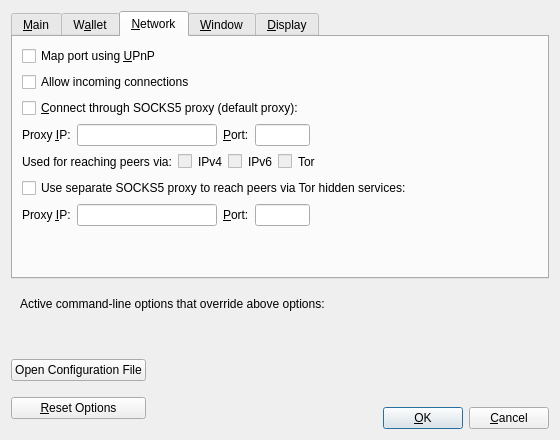
The window that src/qt/forms/optionsdialog.ui (peacemakers109/KoloCryptoCoin) describes before a commit, drawn with Qt 5.
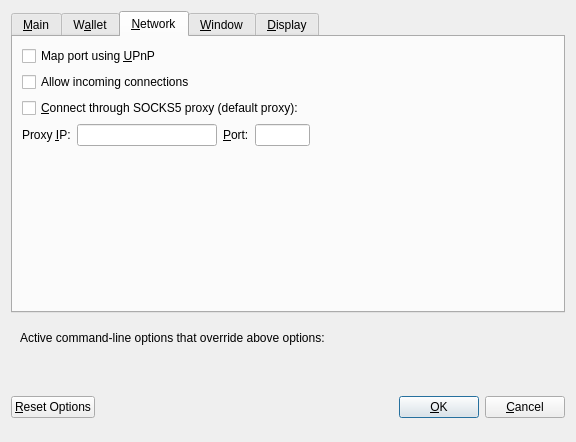
The same window after the commit. The open tabs and pages were chosen to show the change. Custom widgets are drawn as their Qt base class.

```diff
--- a/src/qt/forms/optionsdialog.ui
+++ b/src/qt/forms/optionsdialog.ui
@@ -6,8 +6,8 @@
    <rect>
     <x>0</x>
     <y>0</y>
-    <width>560</width>
-    <height>440</height>
+    <width>576</width>
+    <height>442</height>
    </rect>
   </property>
   <property name="windowTitle">
@@ -130,6 +130,111 @@
          </property>
         </spacer>
        </item>
+       <item>
+        <widget class="QWidget" name="verticalZnwcOptionsWidget" native="true">
+         <layout class="QVBoxLayout" name="verticalZnwcOptionsLayout">
+          <property name="margin">
+           <number>0</number>
+          </property>
+          <item>
+           <layout class="QHBoxLayout" name="horizontalAutomintingLayout">
+            <item>
+             <widget class="QCheckBox" name="checkBoxZeromintEnable">
+              <property name="toolTip">
+               <string>Enable automatic minting of NWC units to zNWC</string>
+              </property>
+              <property name="layoutDirection">
+               <enum>Qt::LeftToRight</enum>
+              </property>
+              <property name="text">
+               <string>Enable zNWC Automint</string>
+              </property>
+             </widget>
+            </item>
+            <item>
+             <widget class="QCheckBox" name="checkBoxZeromintAddresses">
+              <property name="toolTip">
+               <string>Enable automatic zNWC minting from specific addresses</string>
+              </property>
+              <property name="layoutDirection">
+               <enum>Qt::LeftToRight</enum>
+              </property>
+              <property name="text">
+               <string>Enable Automint Addresses</string>
+              </property>
+             </widget>
+            </item>
+           </layout>
+          </item>
+          <item>
+           <layout class="QHBoxLayout" name="horizontalZmintPercentageLayout">
+            <item>
+             <widget class="QLabel" name="percentage_label">
+              <property name="toolTip">
+               <string>Percentage of incoming NWC which get automatically converted to zNWC via Zerocoin Protocol (min: 10%)</string>
+              </property>
+              <property name="text">
+               <string>Percentage of autominted zNWC</string>
+              </property>
+             </widget>
+            </item>
+            <item>
+             <widget class="QSpinBox" name="zeromintPercentage">
+              <property name="minimum">
+               <number>1</number>
+              </property>
+              <property name="maximum">
+               <number>100</number>
+              </property>
+             </widget>
+            </item>
+           </layout>
+          </item>
+          <item>
+           <layout class="QHBoxLayout" name="horizontalLayout" stretch="0,0">
+            <property name="sizeConstraint">
+             <enum>QLayout::SetFixedSize</enum>
+            </property>
+            <item>
+             <widget class="QLabel" name="labelPreferredDenom">
+              <property name="maximumSize">
+               <size>
+                <width>16777215</width>
+                <height>16777215</height>
+               </size>
+              </property>
+              <property name="toolTip">
+               <string>Wait with automatic conversion to Zerocoin until enough NWC for this denomination is available</string>
+              </property>
+              <property name="text">
+               <string>Preferred Automint zNWC Denomination</string>
+              </property>
+             </widget>
+            </item>
+            <item>
+             <widget class="QComboBox" name="preferredDenom">
+              <property name="maximumSize">
+               <size>
+                <width>16777215</width>
+                <height>27</height>
+               </size>
+              </property>
+              <property name="toolTip">
+               <string>Wait with automatic conversion to Zerocoin until enough NWC for this denomination is available</string>
+              </property>
+              <property name="maxVisibleItems">
+               <number>9</number>
+              </property>
+              <property name="maxCount">
+               <number>9</number>
+              </property>
+             </widget>
+            </item>
+           </layout>
+          </item>
+         </layout>
+        </widget>
+       </item>
       </layout>
      </widget>
      <widget class="QWidget" name="tabWallet">
@@ -297,193 +402,6 @@
          </item>
         </layout>
        </item>
-       <item>
-        <layout class="QHBoxLayout" name="horizontalLayout_2_Network">
-         <item>
-          <widget class="QLabel" name="proxyActiveNets">
-           <property name="text">
-            <string>Used for reaching peers via:</string>
-           </property>
-           <property name="textFormat">
-            <enum>Qt::PlainText</enum>
-           </property>
-          </widget>
-         </item>
-         <item>
-          <widget class="QCheckBox" name="proxyReachIPv4">
-           <property name="enabled">
-            <bool>false</bool>
-           </property>
-           <property name="toolTip">
-            <string>Shows, if the supplied default SOCKS5 proxy is used to reach peers via this network type.</string>
-           </property>
-           <property name="text">
-            <string/>
-           </property>
-          </widget>
-         </item>
-         <item>
-          <widget class="QLabel" name="proxyReachIPv4Label">
-           <property name="text">
-            <string>IPv4</string>
-           </property>
-           <property name="textFormat">
-            <enum>Qt::PlainText</enum>
-           </property>
-          </widget>
-         </item>
-         <item>
-          <widget class="QCheckBox" name="proxyReachIPv6">
-           <property name="enabled">
-            <bool>false</bool>
-           </property>
-           <property name="toolTip">
-            <string>Shows, if the supplied default SOCKS5 proxy is used to reach peers via this network type.</string>
-           </property>
-           <property name="text">
-            <string/>
-           </property>
-          </widget>
-         </item>
-         <item>
-          <widget class="QLabel" name="proxyReachIPv6Label">
-           <property name="text">
-            <string>IPv6</string>
-           </property>
-           <property name="textFormat">
-            <enum>Qt::PlainText</enum>
-           </property>
-          </widget>
-         </item>
-         <item>
-          <widget class="QCheckBox" name="proxyReachTor">
-           <property name="enabled">
-            <bool>false</bool>
-           </property>
-           <property name="toolTip">
-            <string>Shows, if the supplied default SOCKS5 proxy is used to reach peers via this network type.</string>
-           </property>
-           <property name="text">
-            <string/>
-           </property>
-          </widget>
-         </item>
-         <item>
-          <widget class="QLabel" name="proxyReachTorLabel">
-           <property name="text">
-            <string>Tor</string>
-           </property>
-           <property name="textFormat">
-            <enum>Qt::PlainText</enum>
-           </property>
-          </widget>
-         </item>
-         <item>
-          <spacer name="horizontalSpacer_2_Network">
-           <property name="orientation">
-            <enum>Qt::Horizontal</enum>
-           </property>
-           <property name="sizeHint" stdset="0">
-            <size>
-             <width>40</width>
-             <height>20</height>
-            </size>
-           </property>
-          </spacer>
-         </item>
-        </layout>
-       </item>
-       <item>
-        <widget class="QCheckBox" name="connectSocksTor">
-         <property name="toolTip">
-          <string>Connect to the Bitcoin network through a separate SOCKS5 proxy for Tor hidden services.</string>
-         </property>
-         <property name="text">
-          <string>Use separate SOCKS5 proxy to reach peers via Tor hidden services:</string>
-         </property>
-        </widget>
-       </item>
-       <item>
-        <layout class="QHBoxLayout" name="horizontalLayout_3_Network">
-         <item>
-          <widget class="QLabel" name="proxyIpTorLabel">
-           <property name="text">
-            <string>Proxy &amp;IP:</string>
-           </property>
-           <property name="textFormat">
-            <enum>Qt::PlainText</enum>
-           </property>
-           <property name="buddy">
-            <cstring>proxyIpTor</cstring>
-           </property>
-          </widget>
-         </item>
-         <item>
-          <widget class="QValidatedLineEdit" name="proxyIpTor">
-           <property name="minimumSize">
-            <size>
-             <width>140</width>
-             <height>0</height>
-            </size>
-           </property>
-           <property name="maximumSize">
-            <size>
-             <width>140</width>
-             <height>16777215</height>
-            </size>
-           </property>
-           <property name="toolTip">
-            <string>IP address of the proxy (e.g. IPv4: 127.0.0.1 / IPv6: ::1)</string>
-           </property>
-          </widget>
-         </item>
-         <item>
-          <widget class="QLabel" name="proxyPortTorLabel">
-           <property name="text">
-            <string>&amp;Port:</string>
-           </property>
-           <property name="textFormat">
-            <enum>Qt::PlainText</enum>
-           </property>
-           <property name="buddy">
-            <cstring>proxyPortTor</cstring>
-           </property>
-          </widget>
-         </item>
-         <item>
-          <widget class="QLineEdit" name="proxyPortTor">
-           <property name="minimumSize">
-            <size>
-             <width>55</width>
-             <height>0</height>
-            </size>
-           </property>
-           <property name="maximumSize">
-            <size>
-             <width>55</width>
-             <height>16777215</height>
-            </size>
-           </property>
-           <property name="toolTip">
-            <string>Port of the proxy (e.g. 9050)</string>
-           </property>
-          </widget>
-         </item>
-         <item>
-          <spacer name="horizontalSpacer_4_Network">
-           <property name="orientation">
-            <enum>Qt::Horizontal</enum>
-           </property>
-           <property name="sizeHint" stdset="0">
-            <size>
-             <width>40</width>
-             <height>20</height>
-            </size>
-           </property>
-          </spacer>
-         </item>
-        </layout>
-       </item>
        <item>
         <spacer name="verticalSpacer_Network">
          <property name="orientation">
@@ -692,34 +610,17 @@
    <item>
     <layout class="QHBoxLayout" name="horizontalLayout_Buttons">
      <item>
-      <layout class="QVBoxLayout" name="verticalLayout_Buttons">
-       <item>
-        <widget class="QPushButton" name="openBitcoinConfButton">
-         <property name="toolTip">
-          <string>Open the %1 configuration file from the working directory.</string>
-         </property>
-         <property name="text">
-          <string>Open Configuration File</string>
-         </property>
-         <property name="autoDefault">
-          <bool>false</bool>
-         </property>
-        </widget>
-       </item>
-       <item>
-        <widget class="QPushButton" name="resetButton">
-         <property name="toolTip">
-          <string>Reset all client options to default.</string>
-         </property>
-         <property name="text">
-          <string>&amp;Reset Options</string>
-         </property>
-         <property name="autoDefault">
-          <bool>false</bool>
-         </property>
-        </widget>
-       </item>
-      </layout>
+      <widget class="QPushButton" name="resetButton">
+       <property name="toolTip">
+        <string>Reset all client options to default.</string>
+       </property>
+       <property name="text">
+        <string>&amp;Reset Options</string>
+       </property>
+       <property name="autoDefault">
+        <bool>false</bool>
+       </property>
+      </widget>
      </item>
      <item>
       <spacer name="horizontalSpacer_1">
@@ -773,48 +674,27 @@
       </spacer>
      </item>
      <item>
-      <layout class="QVBoxLayout" name="verticalLayout_4">
-       <item>
-        <spacer name="verticalSpacer">
-         <property name="orientation">
-          <enum>Qt::Vertical</enum>
-         </property>
-         <property name="sizeHint" stdset="0">
-          <size>
-           <width>20</width>
-           <height>40</height>
-          </size>
-         </property>
-        </spacer>
-       </item>
-       <item>
-        <layout class="QHBoxLayout" name="horizontalLayout">
-         <item>
-          <widget class="QPushButton" name="okButton">
-           <property name="text">
-            <string>&amp;OK</string>
-           </property>
-           <property name="autoDefault">
-            <bool>false</bool>
-           </property>
-           <property name="default">
-            <bool>true</bool>
-           </property>
-          </widget>
-         </item>
-         <item>
-          <widget class="QPushButton" name="cancelButton">
-           <property name="text">
-            <string>&amp;Cancel</string>
-           </property>
-           <property name="autoDefault">
-            <bool>false</bool>
-           </property>
-          </widget>
-         </item>
-        </layout>
-       </item>
-      </layout>
+      <widget class="QPushButton" name="okButton">
+       <property name="text">
+        <string>&amp;OK</string>
+       </property>
+       <property name="autoDefault">
+        <bool>false</bool>
+       </property>
+       <property name="default">
+        <bool>true</bool>
+       </property>
+      </widget>
+     </item>
+     <item>
+      <widget class="QPushButton" name="cancelButton">
+       <property name="text">
+        <string>&amp;Cancel</string>
+       </property>
+       <property name="autoDefault">
+        <bool>false</bool>
+       </property>
+      </widget>
      </item>
     </layout>
    </item>
```
Left out of the diff: 238 changed lines with no effect on the pictures.
